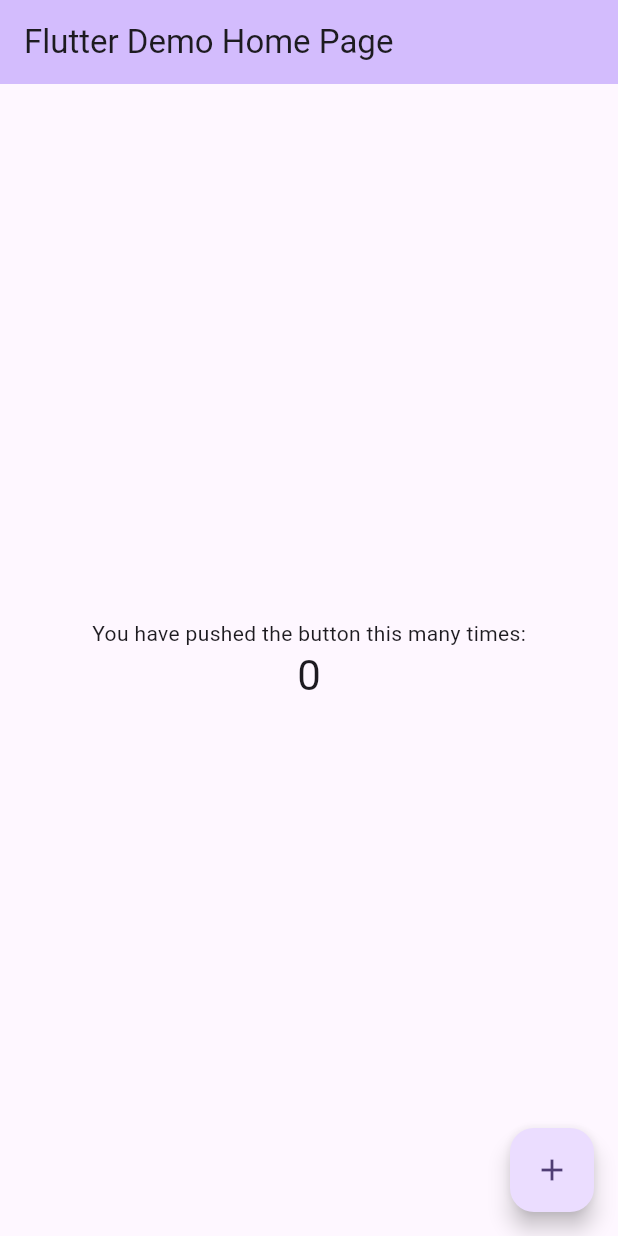
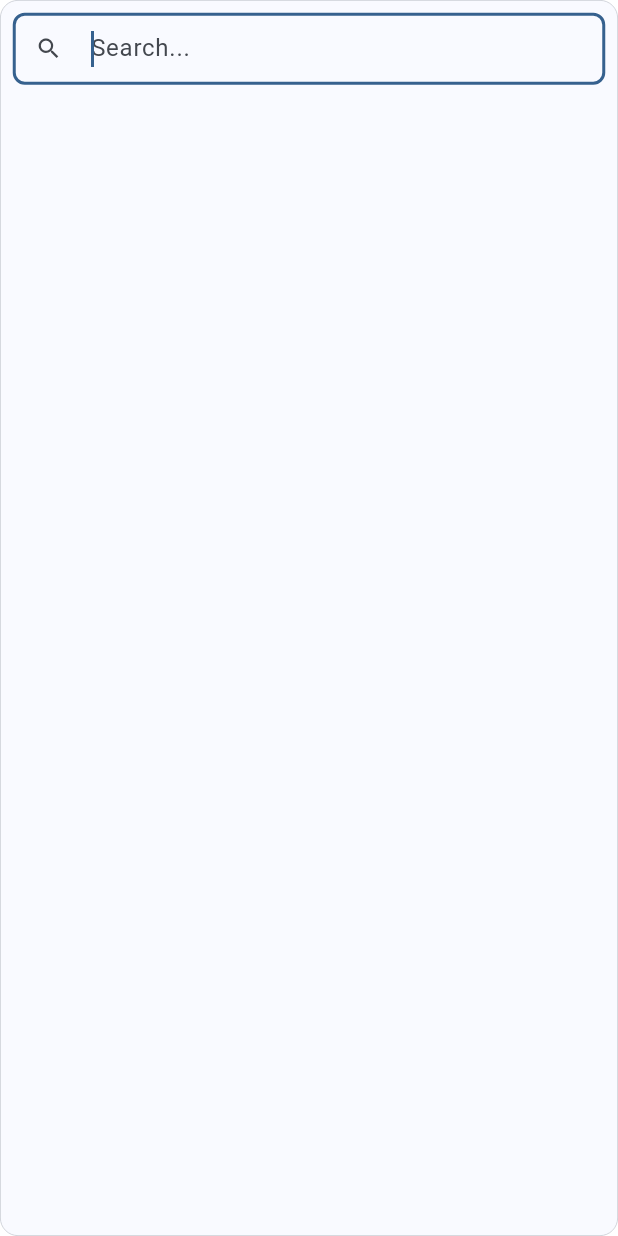
Before and after one commit to halifox/maccy_for_windows, a Flutter app: the screen it shows after launch, on a phone screen of 412 x 824 dp. Run offline on Flutter 3.47's test engine with Material 3 defaults, Android fonts, the phone set to English and light mode, and no system bars; our stand-ins replace drift, drift_flutter, flutter_hooks, go_router, hooks_riverpod, riverpod_annotation; missing offline and left inert: clipboard_watcher, hotkey_manager, screen_retriever, tray_manager, window_manager; accounts and stored records are empty; generated files the repository leaves out were written again; statements that could not run were skipped.

Commit message:
feat: added clipboard history manager with cross-platform support
- Added new public API for clipboard history management.
- Implemented database schema for storing clipboard entries.
- Created providers for managing clipboard, hotkey, and tray functionality.
- Added routing and app structure using GoRouter.
- Integrated window management and system tray features.

```diff
--- /dev/null
+++ b/lib/app.dart
@@ -0,0 +1,48 @@
+import 'package:flutter/material.dart';
+import 'package:go_router/go_router.dart';
+import 'features/history/ui/history_page.dart';
+import 'features/settings/ui/settings_page.dart';
+
+final _rootNavigatorKey = GlobalKey<NavigatorState>();
+
+final router = GoRouter(
+  navigatorKey: _rootNavigatorKey,
+  initialLocation: '/',
+  routes: [
+    GoRoute(
+      path: '/',
+      builder: (context, state) => const HistoryPage(),
+    ),
+    GoRoute(
+      path: '/settings',
+      builder: (context, state) => const SettingsPage(),
+    ),
+  ],
+);
+
+class HaliClipApp extends StatelessWidget {
+  const HaliClipApp({super.key});
+
+  @override
+  Widget build(BuildContext context) {
+    return MaterialApp.router(
+      title: 'HaliClip',
+      debugShowCheckedModeBanner: false,
+      theme: ThemeData(
+        colorScheme: ColorScheme.fromSeed(
+          seedColor: Colors.blue,
+          brightness: Brightness.light,
+        ),
+        useMaterial3: true,
+      ),
+      darkTheme: ThemeData(
+        colorScheme: ColorScheme.fromSeed(
+          seedColor: Colors.blue,
+          brightness: Brightness.dark,
+        ),
+        useMaterial3: true,
+      ),
+      routerConfig: router,
+    );
+  }
+}
--- /dev/null
+++ b/lib/features/history/ui/history_page.dart
@@ -0,0 +1,74 @@
+import 'package:flutter/material.dart';
+import 'package:flutter_hooks/flutter_hooks.dart';
+import 'package:hooks_riverpod/hooks_riverpod.dart';
+import '../../../core/database/database_provider.dart';
+import '../../../core/managers/window_manager_provider.dart';
+import 'package:flutter/services.dart';
+import 'package:drift/drift.dart' show OrderingTerm;
+
+class HistoryPage extends HookConsumerWidget {
+  const HistoryPage({super.key});
+
+  @override
+  Widget build(BuildContext context, WidgetRef ref) {
+    final db = ref.watch(appDatabaseProvider);
+    final historyStream = useMemoized(() => (db.select(db.clipboardEntries)
+      ..orderBy([(t) => OrderingTerm.desc(t.createdAt)])
+      ..limit(50))
+      .watch(), [db]);
+    final history = useStream(historyStream);
+
+    return Scaffold(
+      backgroundColor: Colors.transparent,
+      body: Container(
+        decoration: BoxDecoration(
+          color: Theme.of(context).colorScheme.surface.withOpacity(0.9),
+          borderRadius: BorderRadius.circular(12),
+          border: Border.all(
+            color: Theme.of(context).colorScheme.outlineVariant,
+            width: 0.5,
+          ),
+        ),
+        child: Column(
+          children: [
+            Padding(
+              padding: const EdgeInsets.all(8.0),
+              child: TextField(
+                decoration: InputDecoration(
+                  hintText: 'Search...',
+                  prefixIcon: const Icon(Icons.search, size: 18),
+                  isDense: true,
+                  contentPadding: const EdgeInsets.symmetric(vertical: 8),
+                  border: OutlineInputBorder(
+                    borderRadius: BorderRadius.circular(8),
+                  ),
+                ),
+                autofocus: true,
+              ),
+            ),
+            Expanded(
+              child: ListView.builder(
+                itemCount: history.data?.length ?? 0,
+                itemBuilder: (context, index) {
+                  final item = history.data![index];
+                  return ListTile(
+                    dense: true,
+                    title: Text(
+                      item.content,
+                      maxLines: 1,
+                      overflow: TextOverflow.ellipsis,
+                    ),
+                    onTap: () async {
+                      await Clipboard.setData(ClipboardData(text: item.content));
+                      ref.read(appWindowManagerProvider.notifier).hide();
+                    },
+                  );
+                },
+              ),
+            ),
+          ],
+        ),
+      ),
+    );
+  }
+}
--- a/lib/main.dart
+++ b/lib/main.dart
@@ -1,122 +1,42 @@
 import 'package:flutter/material.dart';
+import 'package:hooks_riverpod/hooks_riverpod.dart';
+import 'package:window_manager/window_manager.dart';
+import 'core/managers/tray_manager_provider.dart';
+import 'core/managers/hotkey_manager_provider.dart';
+import 'core/managers/clipboard_manager_provider.dart';
+import 'core/managers/window_manager_provider.dart';
+import 'app.dart';
 
-void main() {
-  runApp(const MyApp());
-}
+void main() async {
+  WidgetsFlutterBinding.ensureInitialized();
 
-class MyApp extends StatelessWidget {
-  const MyApp({super.key});
+  await windowManager.ensureInitialized();
 
-  // This widget is the root of your application.
-  @override
-  Widget build(BuildContext context) {
-    return MaterialApp(
-      title: 'Flutter Demo',
-      theme: ThemeData(
-        // This is the theme of your application.
-        //
-        // TRY THIS: Try running your application with "flutter run". You'll see
-        // the application has a purple toolbar. Then, without quitting the app,
-        // try changing the seedColor in the colorScheme below to Colors.green
-        // and then invoke "hot reload" (save your changes or press the "hot
-        // reload" button in a Flutter-supported IDE, or press "r" if you used
-        // the command line to start the app).
-        //
-        // Notice that the counter didn't reset back to zero; the application
-        // state is not lost during the reload. To reset the state, use hot
-        // restart instead.
-        //
-        // This works for code too, not just values: Most code changes can be
-        // tested with just a hot reload.
-        colorScheme: .fromSeed(seedColor: Colors.deepPurple),
-      ),
-      home: const MyHomePage(title: 'Flutter Demo Home Page'),
+  WindowOptions windowOptions = const WindowOptions(
+    size: Size(350, 500),
+    center: true,
+    backgroundColor: Colors.transparent,
+    skipTaskbar: true,
+    titleBarStyle: TitleBarStyle.hidden,
+    alwaysOnTop: true,
   );
-  }
-}
 
-class MyHomePage extends StatefulWidget {
-  const MyHomePage({super.key, required this.title});
+  await windowManager.waitUntilReadyToShow(windowOptions, () async {
+    await windowManager.hide();
+  });
 
-  // This widget is the home page of your application. It is stateful, meaning
-  // that it has a State object (defined below) that contains fields that affect
-  // how it looks.
+  final container = ProviderContainer();
 
-  // This class is the configuration for the state. It holds the values (in this
-  // case the title) provided by the parent (in this case the App widget) and
-  // used by the build method of the State. Fields in a Widget subclass are
-  // always marked "final".
+  // Initialize managers
+  container.read(appWindowManagerProvider); // Active listener
+  await container.read(appTrayManagerProvider.notifier).init();
+  await container.read(appHotKeyManagerProvider.notifier).init();
+  container.read(appClipboardManagerProvider.notifier).start();
 
-  final String title;
-
-  @override
-  State<MyHomePage> createState() => _MyHomePageState();
-}
-
-class _MyHomePageState extends State<MyHomePage> {
-  int _counter = 0;
-
-  void _incrementCounter() {
-    setState(() {
-      // This call to setState tells the Flutter framework that something has
-      // changed in this State, which causes it to rerun the build method below
-      // so that the display can reflect the updated values. If we changed
-      // _counter without calling setState(), then the build method would not be
-      // called again, and so nothing would appear to happen.
-      _counter++;
-    });
-  }
-
-  @override
-  Widget build(BuildContext context) {
-    // This method is rerun every time setState is called, for instance as done
-    // by the _incrementCounter method above.
-    //
-    // The Flutter framework has been optimized to make rerunning build methods
-    // fast, so that you can just rebuild anything that needs updating rather
-    // than having to individually change instances of widgets.
-    return Scaffold(
-      appBar: AppBar(
-        // TRY THIS: Try changing the color here to a specific color (to
-        // Colors.amber, perhaps?) and trigger a hot reload to see the AppBar
-        // change color while the other colors stay the same.
-        backgroundColor: Theme.of(context).colorScheme.inversePrimary,
-        // Here we take the value from the MyHomePage object that was created by
-        // the App.build method, and use it to set our appbar title.
-        title: Text(widget.title),
-      ),
-      body: Center(
-        // Center is a layout widget. It takes a single child and positions it
-        // in the middle of the parent.
-        child: Column(
-          // Column is also a layout widget. It takes a list of children and
-          // arranges them vertically. By default, it sizes itself to fit its
-          // children horizontally, and tries to be as tall as its parent.
-          //
-          // Column has various properties to control how it sizes itself and
-          // how it positions its children. Here we use mainAxisAlignment to
-          // center the children vertically; the main axis here is the vertical
-          // axis because Columns are vertical (the cross axis would be
-          // horizontal).
-          //
-          // TRY THIS: Invoke "debug painting" (choose the "Toggle Debug Paint"
-          // action in the IDE, or press "p" in the console), to see the
-          // wireframe for each widget.
-          mainAxisAlignment: .center,
-          children: [
-            const Text('You have pushed the button this many times:'),
-            Text(
-              '$_counter',
-              style: Theme.of(context).textTheme.headlineMedium,
-            ),
-          ],
-        ),
-      ),
-      floatingActionButton: FloatingActionButton(
-        onPressed: _incrementCounter,
-        tooltip: 'Increment',
-        child: const Icon(Icons.add),
+  runApp(
+    UncontrolledProviderScope(
+      container: container,
+      child: const HaliClipApp(),
     ),
   );
 }
-}
```
Also changed, not shown: lib/core/database/database.dart (added, +26 -0 lines), lib/core/database/database_provider.dart (added, +12 -0 lines), lib/core/managers/clipboard_manager_provider.dart (added, +50 -0 lines), lib/core/managers/hotkey_manager_provider.dart (added, +27 -0 lines), lib/core/managers/tray_manager_provider.dart (added, +53 -0 lines), lib/core/managers/window_manager_provider.dart (added, +49 -0 lines), lib/features/settings/ui/settings_page.dart (added, +13 -0 lines), pubspec.yaml (+33 -69 lines), assets/icon.png (added), lib/core/database/database.g.dart (added), lib/core/database/database_provider.g.dart (added), lib/core/managers/clipboard_manager_provider.g.dart (added), lib/core/managers/hotkey_manager_provider.g.dart (added), lib/core/managers/tray_manager_provider.g.dart (added), 2 more files, 23 other files. Lines whose indentation alone changed are shown as unchanged.
